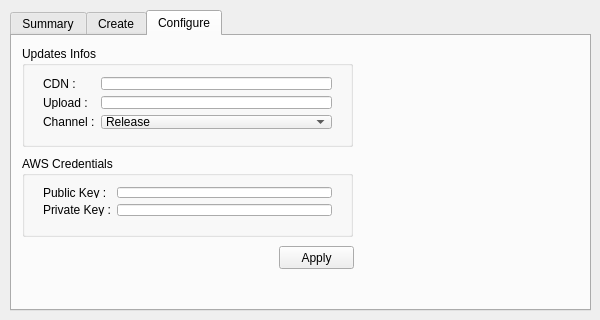
Before: the Qt Designer form updatecreator.ui in LuaxY/UpdateCreator, drawn with Qt 5.
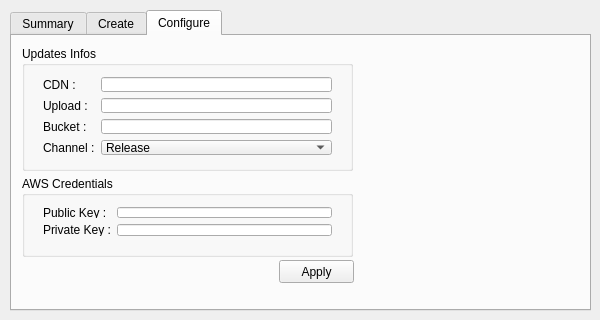
After: the same form once the commit is applied. The open tabs and pages were chosen to show the change.

Commit message: Configure bucket name

Patch:
```diff
--- a/updatecreator.ui
+++ b/updatecreator.ui
@@ -110,7 +110,7 @@
        <x>10</x>
        <y>10</y>
        <width>331</width>
-       <height>101</height>
+       <height>125</height>
       </rect>
      </property>
      <property name="title">
@@ -122,7 +122,7 @@
         <x>10</x>
         <y>20</y>
         <width>311</width>
-        <height>74</height>
+        <height>100</height>
        </rect>
       </property>
       <layout class="QFormLayout" name="formLayout">
@@ -154,14 +154,14 @@
          </property>
         </widget>
        </item>
-       <item row="2" column="0">
+       <item row="3" column="0">
         <widget class="QLabel" name="label_2">
          <property name="text">
           <string>Channel :</string>
          </property>
         </widget>
        </item>
-       <item row="2" column="1">
+       <item row="3" column="1">
         <widget class="QComboBox" name="ChannelComboBox">
          <item>
           <property name="text">
@@ -180,6 +180,16 @@
          </item>
         </widget>
        </item>
+       <item row="2" column="0">
+        <widget class="QLabel" name="label_5">
+         <property name="text">
+          <string>Bucket :</string>
+         </property>
+        </widget>
+       </item>
+       <item row="2" column="1">
+        <widget class="QLineEdit" name="BucketNameLine"/>
+       </item>
       </layout>
      </widget>
     </widget>
@@ -187,7 +197,7 @@
      <property name="geometry">
       <rect>
        <x>10</x>
-       <y>120</y>
+       <y>140</y>
        <width>331</width>
        <height>81</height>
       </rect>
@@ -240,7 +250,7 @@
      <property name="geometry">
       <rect>
        <x>267</x>
-       <y>210</y>
+       <y>224</y>
        <width>75</width>
        <height>23</height>
       </rect>
```
The commit also changes 2 other files.
